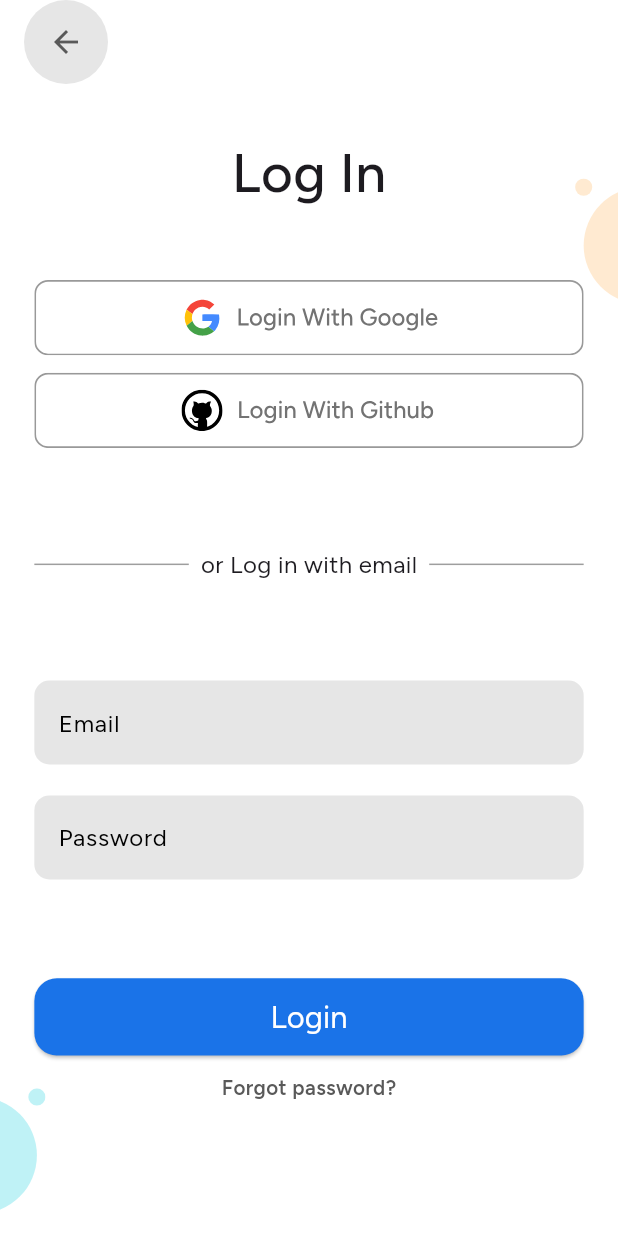
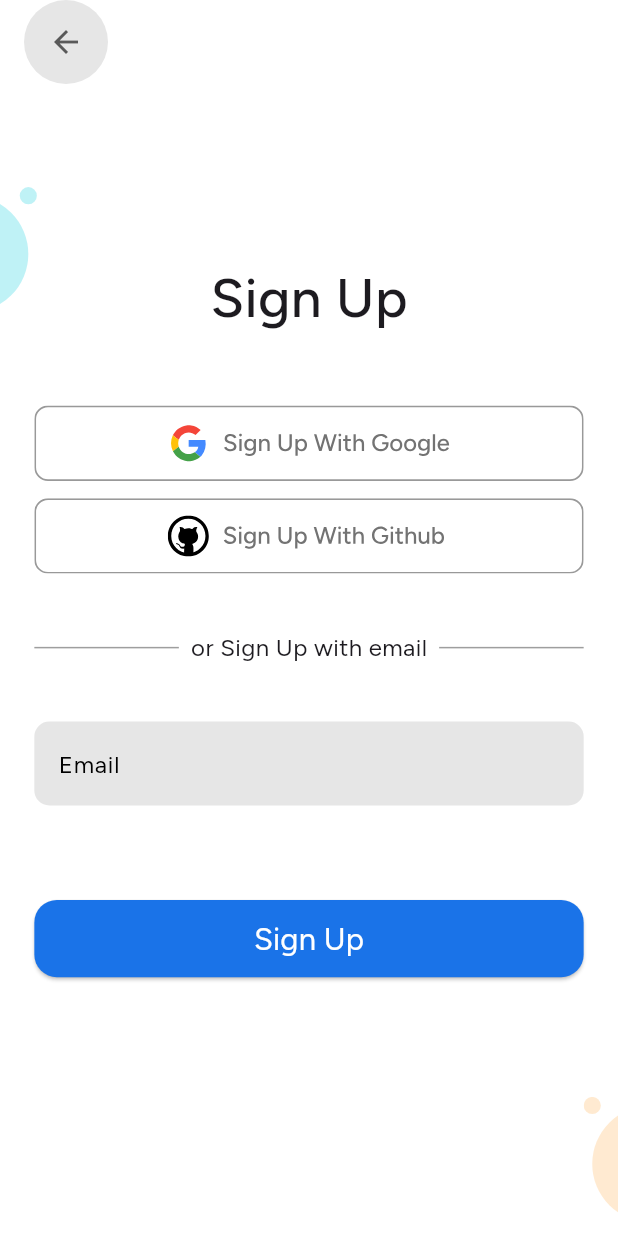
Before and after one commit to shreeyansh64/agile, a Flutter app: the screen it shows after launch, on a phone screen of 412 x 824 dp. Run offline on Flutter 3.47's test engine with Material 3 defaults, Android fonts, the light colour scheme and no system bars; our stand-ins replace flutter_svg, google_fonts.

Commit message:
SignupPage: Added buttons and textfield

```diff
--- a/lib/main.dart
+++ b/lib/main.dart
@@ -1,5 +1,6 @@
 import 'package:agile/view/loginPage.dart';
 import 'package:agile/view/onBoard.dart';
+import 'package:agile/view/signupPage.dart';
 import 'package:flutter/material.dart';
 import 'package:google_fonts/google_fonts.dart';
 
@@ -18,10 +19,11 @@ class MyApp extends StatelessWidget {
         scaffoldBackgroundColor: Colors.white,
         textTheme: GoogleFonts.figtreeTextTheme(),
       ),
-      initialRoute: '/login',
+      initialRoute: '/signup',
       routes: {
         '/':(context)=> OnBoard(),
-        '/login':(context)=> LoginPage()
+        '/login':(context)=> LoginPage(),
+        '/signup':(context)=> SignupPage()
       },
     );
   }
--- /dev/null
+++ b/lib/view/signupPage.dart
@@ -0,0 +1,149 @@
+import 'package:agile/styles/appColors.dart';
+import 'package:agile/styles/appText.dart';
+import 'package:flutter/material.dart';
+import 'package:flutter_svg/svg.dart';
+
+class SignupPage extends StatefulWidget {
+  const SignupPage({super.key});
+
+  @override
+  State<SignupPage> createState() => _SignupPageState();
+}
+
+class _SignupPageState extends State<SignupPage> {
+  @override
+  Widget build(BuildContext context) {
+    double _responsive(num) {
+      final width = MediaQuery.widthOf(context);
+      return (width / 360) * num;
+    }
+
+    return GestureDetector(
+      onTap: FocusScope.of(context).unfocus,
+      child: Scaffold(
+        body: Stack(
+          children: [
+            Positioned(
+              top: _responsive(639),
+              left: _responsive(324),
+              child: SvgPicture.asset(
+                'assets/orangeLog.svg',
+                height: _responsive(73),
+                width: _responsive(73),
+              ),
+            ),
+            Positioned(
+              top: _responsive(109),
+              right: _responsive(323),
+              child: SvgPicture.asset(
+                'assets/tealLog.svg',
+                height: _responsive(73),
+                width: _responsive(73),
+              ),
+            ),
+            SingleChildScrollView(
+              child: SizedBox(
+                height: MediaQuery.heightOf(context),
+                child: Center(
+                  child: Padding(
+                    padding: EdgeInsets.all(_responsive(20)),
+                    child: Column(
+                      children: [
+                        Spacer(),
+                        Column(
+                          children: [
+                            Text("Sign Up", style: AppText.heading1(context)),
+                            SizedBox(height: _responsive(40)),
+                            SizedBox(
+                              height: _responsive(44),
+                              width: _responsive(320),
+                              child: SvgPicture.asset('assets/sigGoo.svg'),
+                            ),
+                            SizedBox(height: _responsive(10)),
+                            SizedBox(
+                              height: _responsive(44),
+                              width: _responsive(320),
+                              child: SvgPicture.asset('assets/sigGit.svg'),
+                            ),
+                          ],
+                        ),
+                        SizedBox(height: _responsive(33)),
+                        Row(
+                          children: [
+                            Expanded(
+                              child: Divider(thickness: 1, color: Colors.grey),
+                            ),
+                            SizedBox(width: _responsive(7)),
+                            Text(
+                              "or Sign Up with email",
+                              style: AppText.content(context),
+                            ),
+                            SizedBox(width: _responsive(7)),
+                            Expanded(
+                              child: Divider(thickness: 1, color: Colors.grey),
+                            ),
+                          ],
+                        ),
+                        SizedBox(height: _responsive(33)),
+                        TextField(
+                          decoration: InputDecoration(
+                            label: Text("Email"),
+                            labelStyle: TextStyle(color: Colors.black),
+                            fillColor: Appcolors.white_normal_hover,
+                            filled: true,
+                            border: OutlineInputBorder(
+                              borderRadius: BorderRadius.circular(10),
+                              borderSide: BorderSide.none,
+                            ),
+                            focusedBorder: OutlineInputBorder(
+                              borderRadius: BorderRadius.circular(10),
+                              borderSide: BorderSide(
+                                width: 2,
+                                color: Appcolors.blue1_normal,
+                              ),
+                            ),
+                          ),
+                        ),
+                        SizedBox(height: _responsive(55)),
+                        SizedBox(
+                          height: _responsive(45),
+                          width: double.infinity,
+                          child: ElevatedButton(
+                            style: ElevatedButton.styleFrom(
+                              backgroundColor: Appcolors.blue1_normal,
+                              shape: RoundedRectangleBorder(
+                                borderRadius: BorderRadiusGeometry.circular(15),
+                              ),
+                            ),
+                            onPressed: () {},
+                            child: Text(
+                              "Sign Up",
+                              style: AppText.boldButton(
+                                context,
+                              ).copyWith(color: Colors.white),
+                            ),
+                          ),
+                        ),
+                        Spacer(),
+                      ],
+                    ),
+                  ),
+                ),
+              ),
+            ),
+          ],
+        ),
+        floatingActionButtonLocation: FloatingActionButtonLocation.startTop,
+        floatingActionButton: FloatingActionButton(
+          backgroundColor: Appcolors.white_normal_hover,
+          foregroundColor: Appcolors.white_darker,
+          elevation: 0,
+          shape: CircleBorder(),
+          onPressed: () {},
+          child: Icon(Icons.arrow_back),
+        ),
+      ),
+    );
+    ;
+  }
+}
--- a/pubspec.yaml
+++ b/pubspec.yaml
@@ -67,6 +67,8 @@ flutter:
     - assets/orangeLog.svg
     - assets/logGoo.svg
     - assets/logGit.svg
+    - assets/sigGit.svg
+    - assets/sigGoo.svg
   #   - images/a_dot_ham.jpeg
 
   # An image asset can refer to one or more resolution-specific "variants", see
```
Also changed, not shown: assets/sigGit.svg (added), assets/sigGoo.svg (added).
